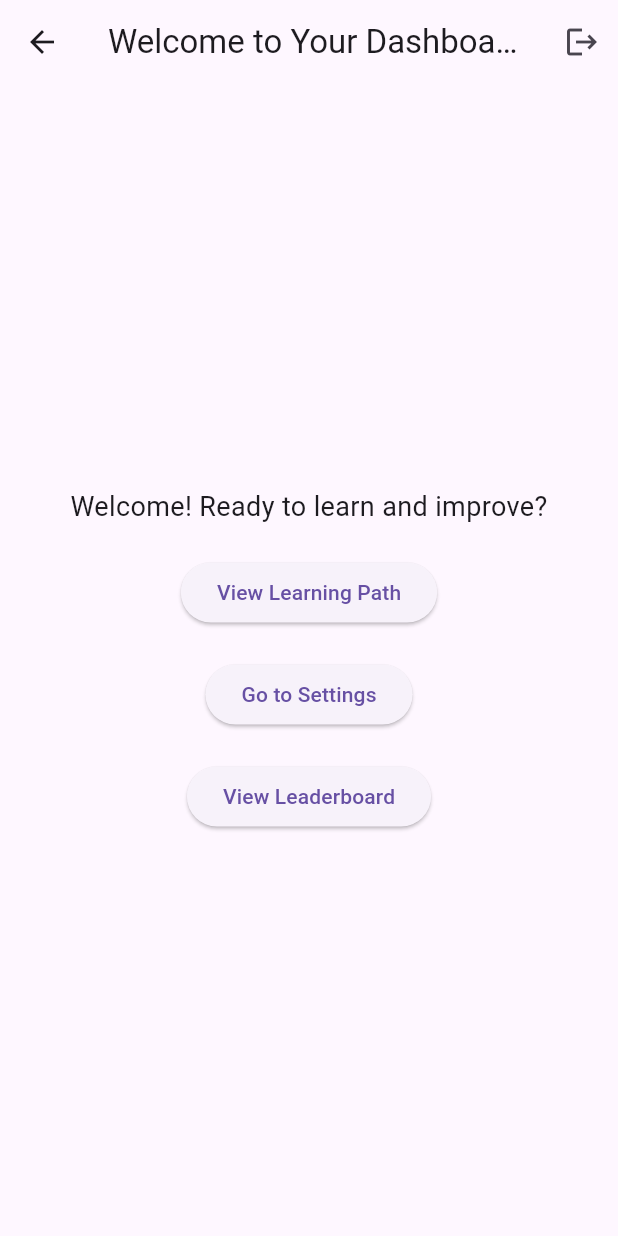
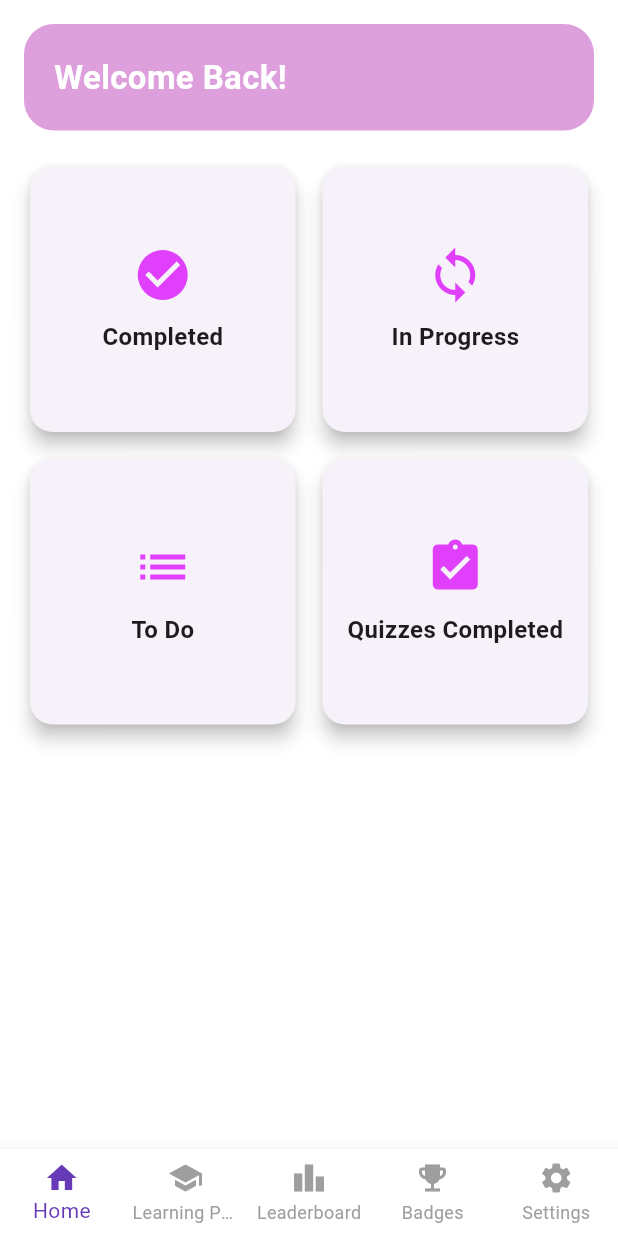
Before and after one commit to Sreeenandana/learnloop, a Flutter app: the HomePage screen opened by its route, on a phone screen of 412 x 824 dp. Run offline on Flutter 3.47's test engine with Material 3 defaults, Android fonts, the phone set to English and light mode, and no system bars; our stand-ins replace cloud_firestore, firebase_auth, firebase_core, firebase_storage, google_generative_ai, google_sign_in and 2 more; accounts and stored records are empty.

Commit message:
homepage ui

```diff
--- a/lib/home.dart
+++ b/lib/home.dart
@@ -1,9 +1,7 @@
 import 'package:flutter/material.dart';
-import 'package:firebase_auth/firebase_auth.dart';
+import 'package:learnloop/settings.dart';
 import 'path.dart';
-import 'login.dart';
-import 'settings.dart'; // Import the SettingsPage
-import 'weekly_leaderboard.dart'; // Import the WeeklyLeaderboard
+import 'weekly_leaderboard.dart';
 
 class HomePage extends StatefulWidget {
   const HomePage({super.key});
@@ -13,85 +11,110 @@ class HomePage extends StatefulWidget {
 }
 
 class _HomePageState extends State<HomePage> {
-  bool isLoading = false;
+  int _selectedIndex = 0;
 
-  Future<void> _logout() async {
-    await FirebaseAuth.instance.signOut();
-    Navigator.pushAndRemoveUntil(
-      context,
-      MaterialPageRoute(builder: (context) => const LoginPage()),
-      (route) => false,
-    );
+  final List<Widget> _pages = [
+    HomeScreen(),
+    LearningPathPage(),
+    WeeklyLeaderboard(),
+    BadgesPage(),
+    SettingsPage(),
+  ];
+
+  void _onItemTapped(int index) {
+    setState(() {
+      _selectedIndex = index;
+    });
   }
 
   @override
   Widget build(BuildContext context) {
     return Scaffold(
-      appBar: AppBar(
-        title: const Text('Welcome to Your Dashboard'),
-        actions: [
-          IconButton(
-            icon: const Icon(Icons.logout),
-            onPressed: _logout, // Logout function
-          ),
+      body: _pages[_selectedIndex],
+      bottomNavigationBar: BottomNavigationBar(
+        items: const <BottomNavigationBarItem>[
+          BottomNavigationBarItem(icon: Icon(Icons.home), label: 'Home'),
+          BottomNavigationBarItem(icon: Icon(Icons.school), label: 'Learning Path'),
+          BottomNavigationBarItem(icon: Icon(Icons.leaderboard), label: 'Leaderboard'),
+          BottomNavigationBarItem(icon: Icon(Icons.emoji_events), label: 'Badges'),
+          BottomNavigationBarItem(icon: Icon(Icons.settings), label: 'Settings'),
         ],
+        currentIndex: _selectedIndex,
+        selectedItemColor: Colors.deepPurple,
+        unselectedItemColor: Colors.grey,
+        backgroundColor: Colors.white,
+        onTap: _onItemTapped,
+        type: BottomNavigationBarType.fixed,
       ),
-      body: Padding(
-        padding: const EdgeInsets.all(16.0),
-        child: Center(
-          child: isLoading
-              ? const CircularProgressIndicator() // Show loading indicator
-              : Column(
-                  mainAxisAlignment: MainAxisAlignment.center,
+    );
+  }
+}
+
+class HomeScreen extends StatelessWidget {
+  @override
+  Widget build(BuildContext context) {
+    return Scaffold(
+      backgroundColor: Colors.white,
+      body: SafeArea(
+        child: Padding(
+          padding: const EdgeInsets.all(16.0),
+          child: Column(
+            crossAxisAlignment: CrossAxisAlignment.start,
+            children: [
+              Container(
+                width: double.infinity,
+                padding: EdgeInsets.all(20),
+                decoration: BoxDecoration(
+                  color: Color(0xFFdda0dd),
+                  borderRadius: BorderRadius.circular(20),
+                ),
+                child: Column(
+                  crossAxisAlignment: CrossAxisAlignment.start,
                   children: [
-                    const Text(
-                      'Welcome! Ready to learn and improve?',
-                      textAlign: TextAlign.center,
-                      style: TextStyle(fontSize: 18),
-                    ),
-                    const SizedBox(height: 20),
-                    ElevatedButton(
-                      onPressed: () {
-                        // Navigate to LearningPathPage
-                        Navigator.push(
-                          context,
-                          MaterialPageRoute(
-                            builder: (context) => const LearningPathPage(),
-                          ),
-                        );
-                      },
-                      child: const Text('View Learning Path'),
-                    ),
-                    const SizedBox(height: 20),
-                    ElevatedButton(
-                      onPressed: () {
-                        // Navigate to SettingsPage
-                        Navigator.push(
-                          context,
-                          MaterialPageRoute(
-                            builder: (context) => const SettingsPage(),
-                          ),
-                        );
-                      },
-                      child: const Text('Go to Settings'),
-                    ),
-                    const SizedBox(height: 20),
-                    ElevatedButton(
-                      onPressed: () {
-                        // Navigate to WeeklyLeaderboard
-                        Navigator.push(
-                          context,
-                          MaterialPageRoute(
-                            builder: (context) => const WeeklyLeaderboard(),
-                          ),
-                        );
-                      },
-                      child: const Text('View Leaderboard'),
+                    Text(
+                      "Welcome Back!",
+                      style: TextStyle(
+                        fontSize: 22,
+                        fontWeight: FontWeight.bold,
+                        color: Colors.white,
+                      ),
                     ),
                   ],
                 ),
+              ),
+              SizedBox(height: 20),
+              Expanded(
+                child: GridView.count(
+                  crossAxisCount: 2,
+                  crossAxisSpacing: 10,
+                  mainAxisSpacing: 10,
+                  children: [
+                    _buildFeatureCard("Completed", Icons.check_circle),
+                    _buildFeatureCard("In Progress", Icons.sync),
+                    _buildFeatureCard("To Do", Icons.list),
+                    _buildFeatureCard("Quizzes Completed", Icons.assignment_turned_in),
+                  ],
+                ),
+              ),
+            ],
+          ),
         ),
       ),
     );
   }
+
+  Widget _buildFeatureCard(String title, IconData icon) {
+    return Card(
+      elevation: 5,
+      shape: RoundedRectangleBorder(borderRadius: BorderRadius.circular(15)),
+      child: Column(
+        mainAxisAlignment: MainAxisAlignment.center,
+        children: [
+          Icon(icon, size: 40, color: Colors.purpleAccent),
+          SizedBox(height: 10),
+          Text(title, style: TextStyle(fontSize: 16, fontWeight: FontWeight.bold)),
+        ],
+      ),
+    );
+  }
 }
--- a/lib/login.dart
+++ b/lib/login.dart
@@ -260,7 +260,7 @@ class SignUpPageState extends State<SignUpPage> {
         if (mounted) {
           Navigator.pushReplacement(
             context,
-            MaterialPageRoute(builder: (context) => QuizPage()),
+            MaterialPageRoute(builder: (context) =>  QuizPage()),
           );
         }
       }
```
